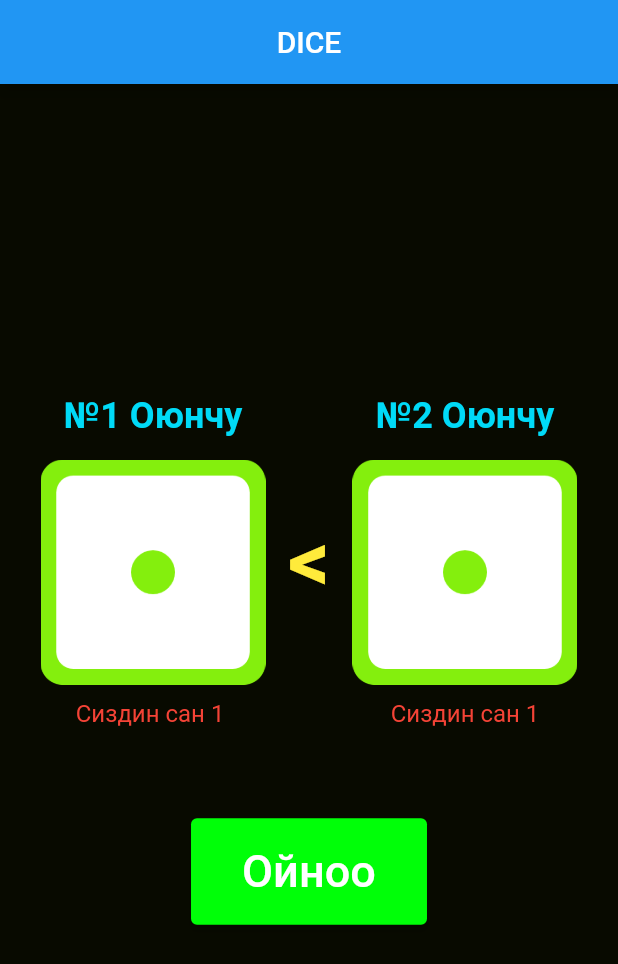
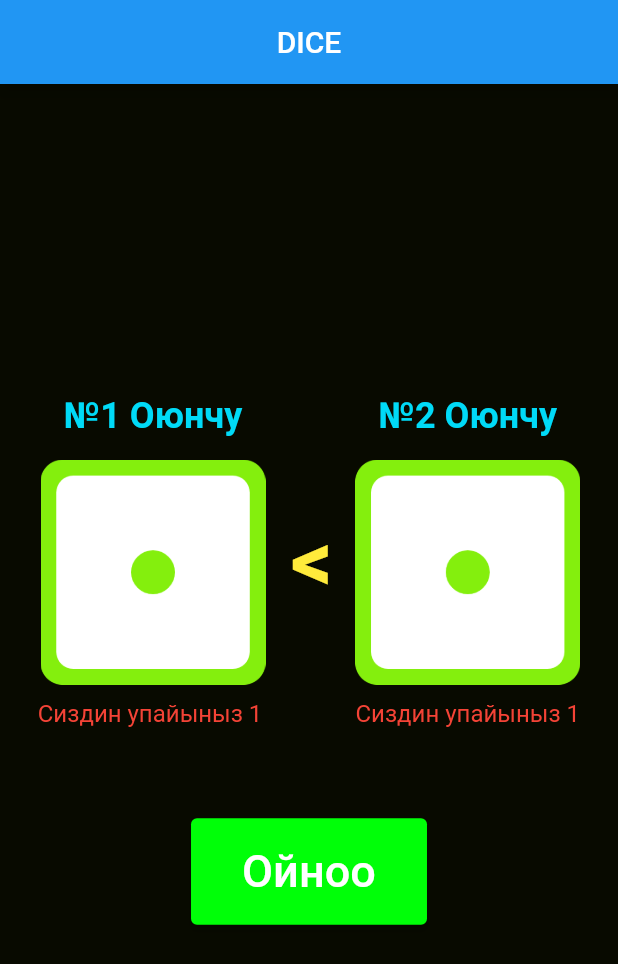
Before and after one commit to zailoodin-kgz/bilimduu_jashtar_flutter, a Flutter app: the screen it shows after launch, on a phone screen of 412 x 824 dp. Shown: the top 964 px of the screen. Run offline on Flutter 3.47's test engine with Material 2 defaults, Android fonts, the phone set to English and light mode, and no system bars.

```diff
--- a/flutter5_dice_app/lib/main.dart
+++ b/flutter5_dice_app/lib/main.dart
@@ -61,7 +61,7 @@ class _DicePageState extends State<DicePage> {
                       height: 10,
                     ),
                     Text(
-                      'Сиздин сан $firstPlayer ',
+                      'Сиздин упайыныз $firstPlayer ',
                       style: TextStyle(
                           color: firstPlayer > secondPlayer
                               ? Colors.green
@@ -101,7 +101,7 @@ class _DicePageState extends State<DicePage> {
                       height: 10,
                     ),
                     Text(
-                      'Сиздин сан $secondPlayer',
+                      'Сиздин упайыныз $secondPlayer',
                       style: TextStyle(
                           color: secondPlayer > firstPlayer
                               ? Colors.green
```
Also changed, not shown: flutter5_dice_app/diceApp_foto.png (added).
